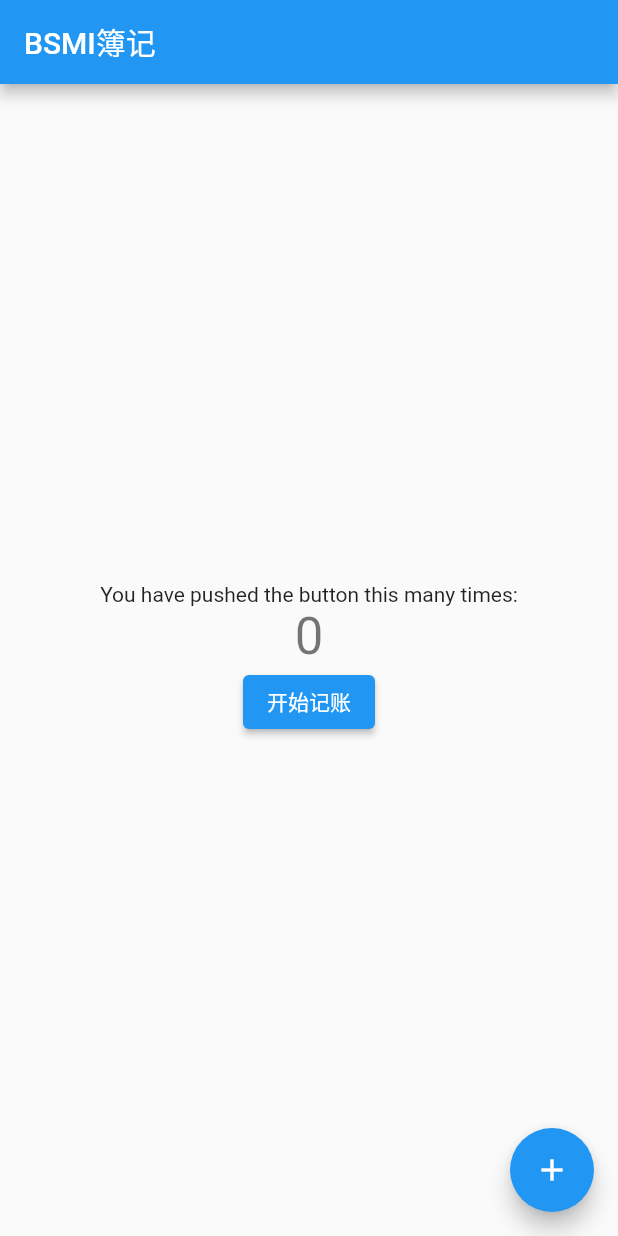
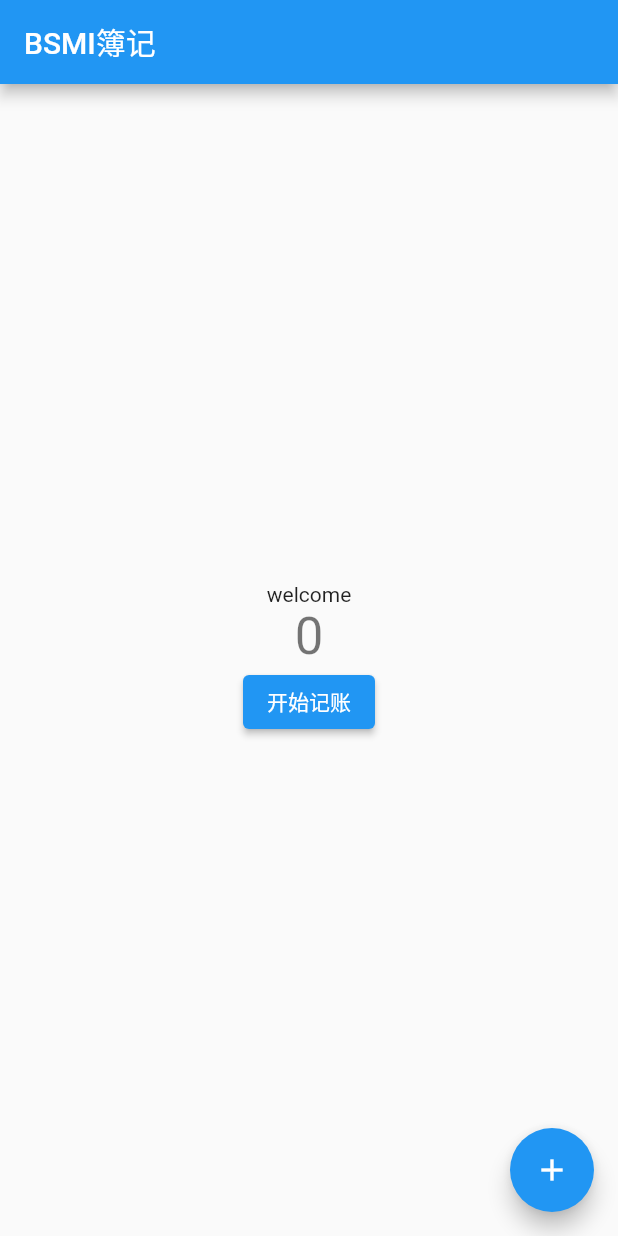
Before and after one commit to infobsmi/bsmi_bookkeeping, a Flutter app: the screen it shows after launch, on a phone screen of 412 x 824 dp. Run offline on Flutter 3.47's test engine with Material 2 defaults, Android fonts, the light colour scheme and no system bars.

Commit message:
优化默认参数传递

```diff
--- /dev/null
+++ b/lib/arguments/home_screen_arguments.dart
@@ -0,0 +1,5 @@
+class HomeScreenArguments {
+  int id;
+  String name;
+  HomeScreenArguments(this.id, this.name);
+}
--- a/lib/main.dart
+++ b/lib/main.dart
@@ -1,4 +1,5 @@
 import 'package:flutter/material.dart';
+import 'arguments/home_screen_arguments.dart';
 import "screens/booking/booking_home.dart";
 
 void main() {
@@ -74,6 +75,9 @@ class _MyHomePageState extends State<MyHomePage> {
 
   @override
   Widget build(BuildContext context) {
+
+    final args = ModalRoute.of(context)!.settings.arguments as HomeScreenArguments?;
+
     // This method is rerun every time setState is called, for instance as done
     // by the _incrementCounter method above.
     //
@@ -106,8 +110,8 @@ class _MyHomePageState extends State<MyHomePage> {
           // horizontal).
           mainAxisAlignment: MainAxisAlignment.center,
           children: <Widget>[
-            const Text(
-              'You have pushed the button this many times:',
+             Text(
+              args?.name ?? "welcome",
             ),
             Text(
               '$_counter',
--- a/lib/screens/booking/booking_home.dart
+++ b/lib/screens/booking/booking_home.dart
@@ -1,3 +1,5 @@
+import 'package:bsmi_bookkeeping/arguments/home_screen_arguments.dart';
+import 'package:bsmi_bookkeeping/main.dart';
 import 'package:flutter/material.dart';
 
 import '../../enums/account_type_enums.dart';
@@ -103,7 +105,7 @@ class _BookingHomeState extends State<BookingHome> {
                             const SnackBar(content: Text('正在记账')),
                           );
                           //TODO 记账，写入数据库
-
+                          Navigator.pushNamed(context, MyHomePage.routeName, arguments: HomeScreenArguments(1, "hello world"));
                         }
                       },
                       child: const Text('记账'),
```
